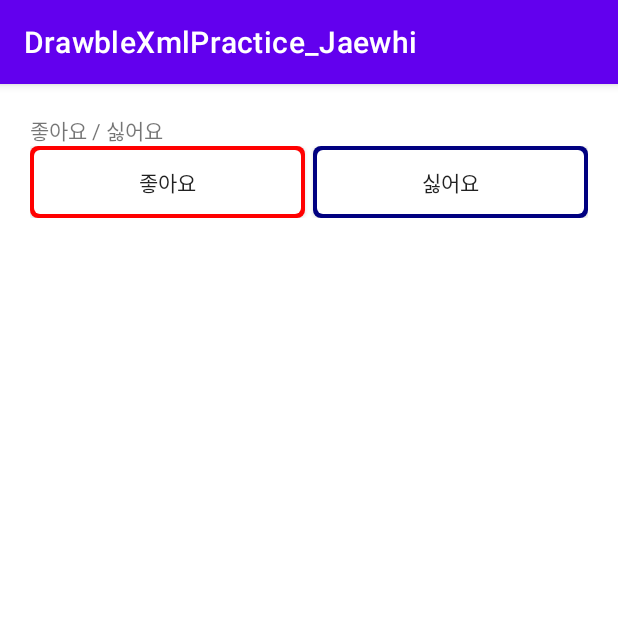
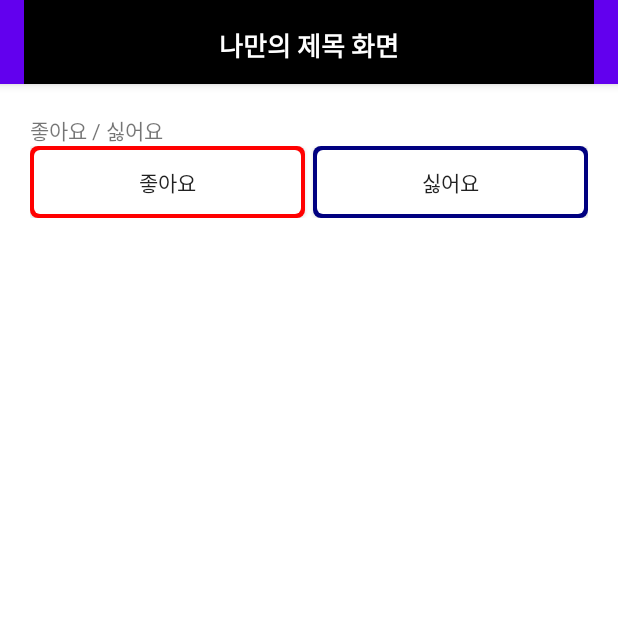
Before and after one commit to Tycoon19/DrawbleXmlPractice_Jaewhi, an Android app: the screen it shows after launch (MainActivity), on a phone screen of 412 x 824 dp, the top half of it. Run offline under Robolectric (Android 15) with nearby library versions, the phone set to English and light mode, and no system bars.

Commit message:
기본 액션바 소환 -> 커스텀 액션바 설정

```diff
--- a/app/src/main/java/com/example/drawblexmlpractice_jaewhi/MainActivity.kt
+++ b/app/src/main/java/com/example/drawblexmlpractice_jaewhi/MainActivity.kt
@@ -2,10 +2,21 @@ package com.example.drawblexmlpractice_jaewhi
 
 import androidx.appcompat.app.AppCompatActivity
 import android.os.Bundle
+import androidx.appcompat.app.ActionBar
 
 class MainActivity : AppCompatActivity() {
     override fun onCreate(savedInstanceState: Bundle?) {
         super.onCreate(savedInstanceState)
         setContentView(R.layout.activity_main)
+
+//        기본 액션바를 불러오자. 절대 null값이 아닐테니 끝에 !! 추가
+        val defaultActionBar = supportActionBar!!
+//        모드를 커스텀 지원으로 설정
+        defaultActionBar.displayOptions = ActionBar.DISPLAY_SHOW_CUSTOM
+
+//        실제로 어떤 커스텀뷰를 사용할건지? R. -> res폴더에서 찾아줘라 이런 의미였음~!~!
+//        여기까지만 하면 액션바를 불러오지만 부자연스럽다ㅇㅇ. 양옆이 안채워짐.
+        defaultActionBar.setCustomView(R.layout.my_cutom_actionbar)
+
     }
 }
```
